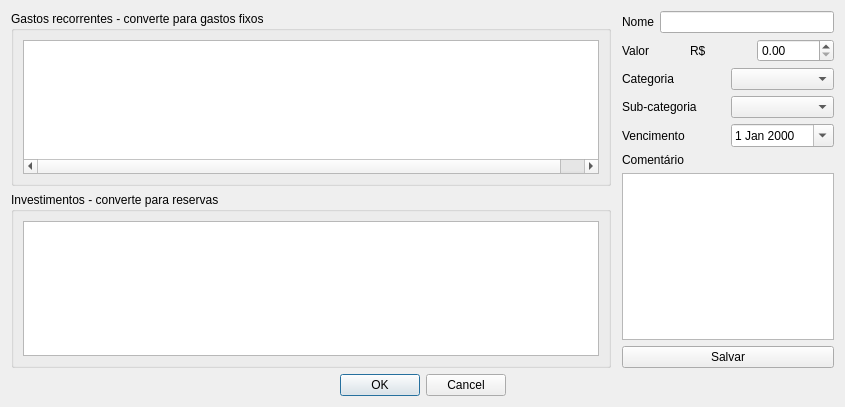
Qt form ui/gerador.ui (vazerick/controle_gastos) before a commit.
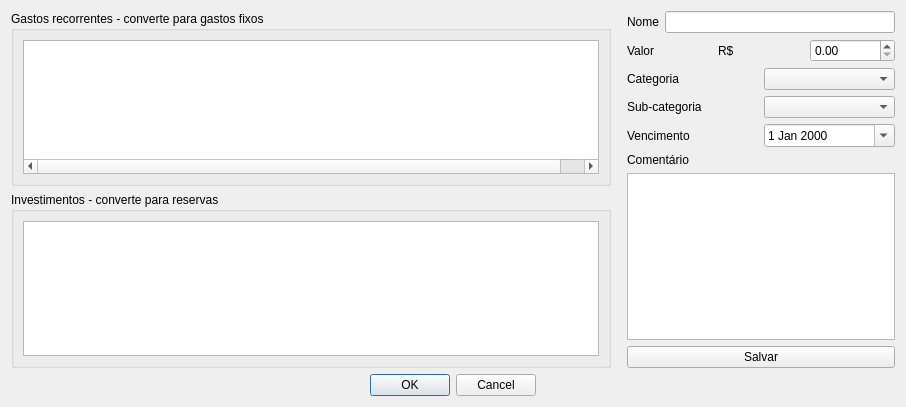
The same form after that commit.

```diff
--- a/ui/gerador.ui
+++ b/ui/gerador.ui
@@ -6,7 +6,7 @@
    <rect>
     <x>0</x>
     <y>0</y>
-    <width>845</width>
+    <width>906</width>
     <height>407</height>
    </rect>
   </property>
@@ -180,7 +180,7 @@
        </property>
        <property name="sizeHint" stdset="0">
         <size>
-         <width>5</width>
+         <width>10</width>
          <height>20</height>
         </size>
        </property>
```
